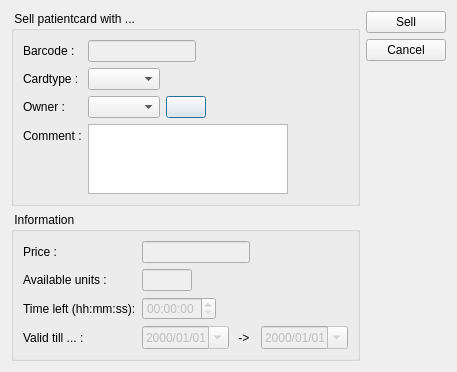
tbikfalvi/Belenus, file client/dlgpatientcardsell.ui: the form before one commit.
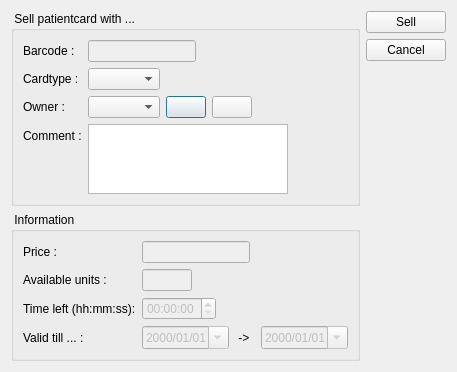
The form after the commit.

Diff of the .ui file:
```diff
--- a/client/dlgpatientcardsell.ui
+++ b/client/dlgpatientcardsell.ui
@@ -7,7 +7,7 @@
     <x>0</x>
     <y>0</y>
     <width>431</width>
-    <height>350</height>
+    <height>353</height>
    </rect>
   </property>
   <property name="windowTitle">
@@ -88,6 +88,13 @@
             </property>
            </widget>
           </item>
+          <item>
+           <widget class="QPushButton" name="pbCreatePatient">
+            <property name="text">
+             <string/>
+            </property>
+           </widget>
+          </item>
           <item>
            <spacer name="horizontalSpacer_2">
             <property name="orientation">
```
Left out of the diff: 8 changed lines with no effect on the pictures.
